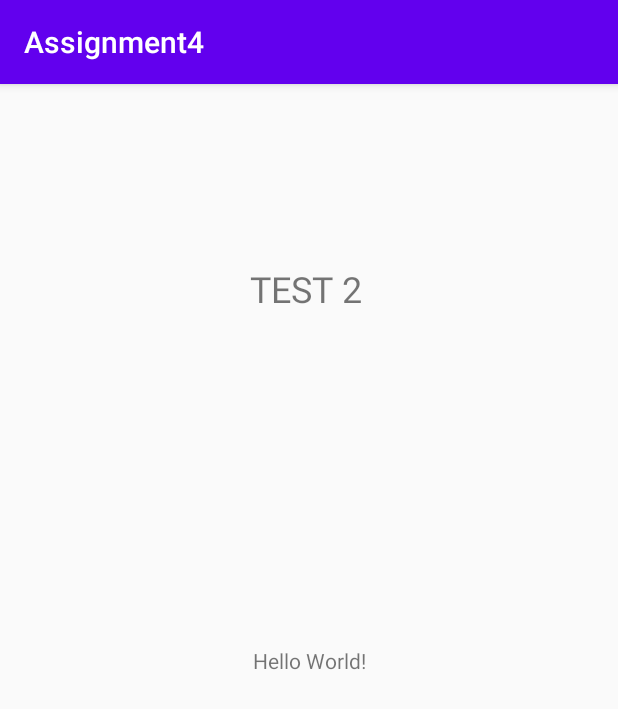
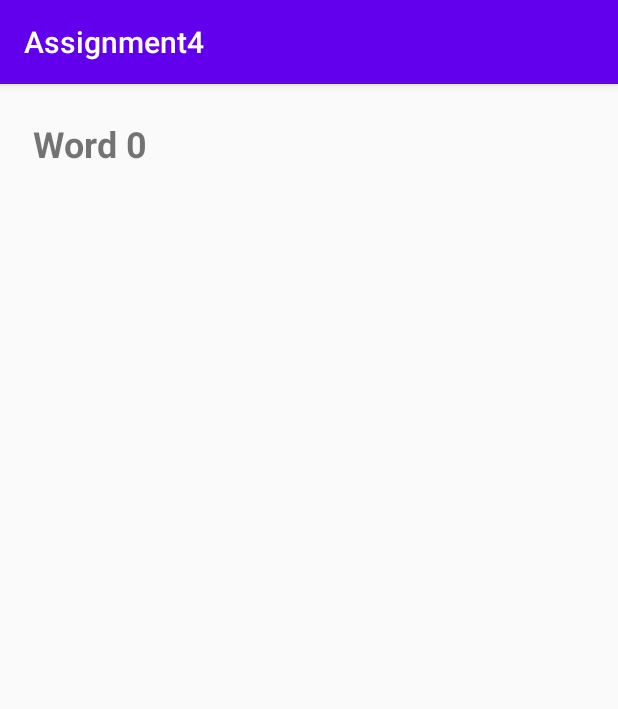
Before and after one commit to thapaking051/Assignment4, an Android app: the screen it shows after launch (MainActivity), on a phone screen of 412 x 824 dp. Shown: the top 709 px of the screen. Run offline under Robolectric (Android 15) with nearby library versions, the phone set to English and light mode, and no system bars.

Commit message:
put in recycler view from google code labs

```diff
--- a/app/build.gradle
+++ b/app/build.gradle
@@ -26,6 +26,7 @@ dependencies {
     implementation fileTree(dir: "libs", include: ["*.jar"])
     implementation 'androidx.appcompat:appcompat:1.2.0'
     implementation 'androidx.constraintlayout:constraintlayout:2.0.1'
+    implementation 'androidx.recyclerview:recyclerview:1.0.0'
     testImplementation 'junit:junit:4.12'
     androidTestImplementation 'androidx.test.ext:junit:1.1.2'
     androidTestImplementation 'androidx.test.espresso:espresso-core:3.3.0'
--- a/app/src/main/java/com/example/assignment4/MainActivity.java
+++ b/app/src/main/java/com/example/assignment4/MainActivity.java
@@ -1,14 +1,33 @@
 package com.example.assignment4;
 
 import androidx.appcompat.app.AppCompatActivity;
+import androidx.recyclerview.widget.LinearLayoutManager;
+import androidx.recyclerview.widget.RecyclerView;
 
 import android.os.Bundle;
 
+import java.util.LinkedList;
+
 public class MainActivity extends AppCompatActivity {
+    private LinkedList<String> rList = new LinkedList<>();
+    private RecyclerView recyclerView;
+    private RecipeAdapter recipeAdapter;
 
-    @Override
     protected void onCreate(Bundle savedInstanceState) {
         super.onCreate(savedInstanceState);
         setContentView(R.layout.activity_main);
+
+        for (int i = 0; i < 20; i++) {
+            rList.addLast("Word " + i);
+        }
+
+        // Create recycler view.
+        recyclerView = findViewById(R.id.recycleView);
+        // Create an adapter and supply the data to be displayed.
+        recipeAdapter = new RecipeAdapter(this, rList);
+        // Connect the adapter with the recycler view.
+        recyclerView.setAdapter(recipeAdapter);
+        // Give the recycler view a default layout manager.
+        recyclerView.setLayoutManager(new LinearLayoutManager(this));
     }
 }
--- /dev/null
+++ b/app/src/main/java/com/example/assignment4/RecipeAdapter.java
@@ -0,0 +1,66 @@
+package com.example.assignment4;
+
+import android.content.Context;
+import android.view.LayoutInflater;
+import android.view.View;
+import android.view.ViewGroup;
+import android.widget.TextView;
+
+import androidx.annotation.NonNull;
+import androidx.recyclerview.widget.RecyclerView;
+
+import java.util.LinkedList;
+
+public class RecipeAdapter extends RecyclerView.Adapter<RecipeAdapter.RecipeViewHolder>
+{
+    private final LinkedList<String> rWordList;
+    private final LayoutInflater rInflater;
+
+    class RecipeViewHolder extends RecyclerView.ViewHolder implements View.OnClickListener {
+        public final TextView recipeItemView;
+        final RecipeAdapter rAdapter;
+
+        public RecipeViewHolder(View itemView, RecipeAdapter adapter) {
+            super(itemView);
+            recipeItemView = itemView.findViewById(R.id.recipeTitle);
+            this.rAdapter = adapter;
+            itemView.setOnClickListener(this);
+        }
+        public void onClick(View view) {
+            // Get the position of the item that was clicked.
+            int rPosition = getLayoutPosition();
+
+            // Use that to access the affected item in mWordList.
+            String element = rWordList.get(rPosition);
+            // Change the word in the mWordList.
+
+            rWordList.set(rPosition, "Clicked! " + element);
+            // Notify the adapter, that the data has changed so it can
+            // update the RecyclerView to display the data.
+            rAdapter.notifyDataSetChanged();
+        }
+    }
+
+    public RecipeAdapter(Context context, LinkedList<String> wordList) {
+        rInflater = LayoutInflater.from(context);
+        this.rWordList = wordList;
+    }
+
+    public RecipeAdapter.RecipeViewHolder onCreateViewHolder(@NonNull ViewGroup parent, int viewType) {
+        View mItemView = rInflater.inflate(
+                R.layout.recipelist_item, parent, false);
+        return new RecipeViewHolder(mItemView, this);
+    }
+
+    public void onBindViewHolder(@NonNull RecipeViewHolder holder, int position) {
+        // Retrieve the data for that position.
+        String rCurrent = rWordList.get(position);
+        // Add the data to the view holder.
+        holder.recipeItemView.setText(rCurrent);
+    }
+
+
+    public int getItemCount() {
+        return rWordList.size();
+    }
+}
--- a/app/src/main/res/layout/activity_main.xml
+++ b/app/src/main/res/layout/activity_main.xml
@@ -6,31 +6,8 @@
     android:layout_height="match_parent"
     tools:context=".MainActivity">
 
-    <TextView
-        android:id="@+id/textView2"
-        android:layout_width="wrap_content"
-        android:layout_height="wrap_content"
-        android:text="Hello World!"
-        app:layout_constraintBottom_toBottomOf="parent"
-        app:layout_constraintLeft_toLeftOf="parent"
-        app:layout_constraintRight_toRightOf="parent"
-        app:layout_constraintTop_toTopOf="parent" />
-
-    <TextView
-        android:id="@+id/textView"
-        android:layout_width="wrap_content"
-        android:layout_height="wrap_content"
-        android:layout_marginStart="175dp"
-        android:layout_marginLeft="175dp"
-        android:layout_marginTop="117dp"
-        android:layout_marginEnd="179dp"
-        android:layout_marginRight="179dp"
-        android:layout_marginBottom="220dp"
-        android:text="@string/test"
-        android:textSize="24sp"
-        app:layout_constraintBottom_toTopOf="@+id/textView2"
-        app:layout_constraintEnd_toEndOf="parent"
-        app:layout_constraintStart_toStartOf="parent"
-        app:layout_constraintTop_toTopOf="parent" />
-
+    <androidx.recyclerview.widget.RecyclerView
+        android:id="@+id/recycleView"
+        android:layout_width="match_parent"
+        android:layout_height="match_parent" />
 </androidx.constraintlayout.widget.ConstraintLayout>
--- /dev/null
+++ b/app/src/main/res/layout/recipe_page.xml
@@ -0,0 +1,22 @@
+<?xml version="1.0" encoding="utf-8"?>
+<androidx.constraintlayout.widget.ConstraintLayout
+    xmlns:android="http://schemas.android.com/apk/res/android"
+    xmlns:app="http://schemas.android.com/apk/res-auto"
+    xmlns:tools="http://schemas.android.com/tools"
+    android:layout_width="match_parent"
+    android:layout_height="match_parent">
+
+    <EditText
+        android:id="@+id/recipeTitle"
+        style="@style/title"
+        android:layout_width="wrap_content"
+        android:layout_height="wrap_content"
+        android:layout_marginStart="24dp"
+        android:layout_marginLeft="24dp"
+        android:layout_marginTop="24dp"
+        android:ems="10"
+        android:gravity="start|top"
+        android:inputType="textMultiLine"
+        app:layout_constraintStart_toStartOf="parent"
+        app:layout_constraintTop_toTopOf="parent" />
+</androidx.constraintlayout.widget.ConstraintLayout>
--- /dev/null
+++ b/app/src/main/res/layout/recipelist_item.xml
@@ -0,0 +1,15 @@
+<?xml version="1.0" encoding="utf-8"?>
+<androidx.constraintlayout.widget.ConstraintLayout
+    xmlns:android="http://schemas.android.com/apk/res/android"
+    xmlns:app="http://schemas.android.com/apk/res-auto"
+    xmlns:tools="http://schemas.android.com/tools"
+    android:layout_width="match_parent"
+    android:layout_height="match_parent">
+
+    <TextView
+        android:id="@+id/recipeTitle"
+        style="@style/title"
+        android:text="@string/recipe"
+        app:layout_constraintStart_toStartOf="parent"
+        app:layout_constraintTop_toTopOf="parent" />
+</androidx.constraintlayout.widget.ConstraintLayout>
--- a/app/src/main/res/values/strings.xml
+++ b/app/src/main/res/values/strings.xml
@@ -1,4 +1,5 @@
 <resources>
     <string name="app_name">Assignment4</string>
     <string name="test">TEST 2</string>
+    <string name="recipe">Recipe</string>
 </resources>
--- a/app/src/main/res/values/styles.xml
+++ b/app/src/main/res/values/styles.xml
@@ -7,4 +7,14 @@
         <item name="colorAccent">@color/colorAccent</item>
     </style>
 
+    <style name="title">
+        <item name="android:layout_width">wrap_content</item>
+        <item name="android:layout_height">wrap_content</item>
+        <item name="android:layout_marginStart">22dp</item>
+        <item name="android:layout_marginLeft">22dp</item>
+        <item name="android:layout_marginTop">23dp</item>
+        <item name="android:textSize">24sp</item>
+        <item name="android:textStyle">bold</item>
+    </style>
+
 </resources>
```
